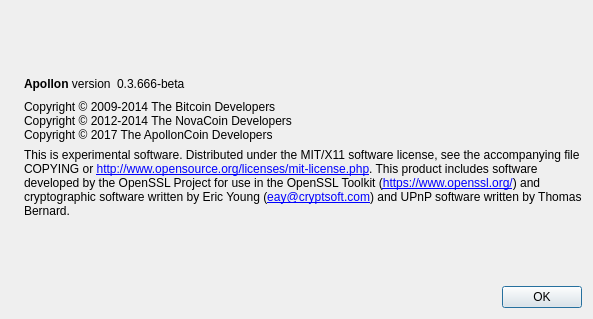
Qwoyn/Qwoyn_MN, file src/qt/forms/aboutdialog.ui: the form before one commit.
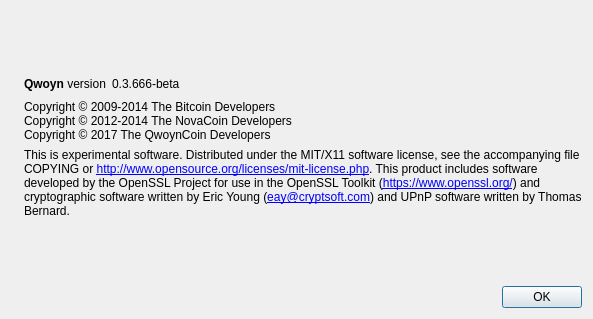
The form after the commit. Icons and pictures are not drawn.

Diff of the .ui file:
```diff
--- a/src/qt/forms/aboutdialog.ui
+++ b/src/qt/forms/aboutdialog.ui
@@ -50,7 +50,7 @@
           <cursorShape>IBeamCursor</cursorShape>
          </property>
          <property name="text">
-          <string>&lt;b&gt;Apollon&lt;/b&gt; version</string>
+          <string>&lt;b&gt;Qwoyn&lt;/b&gt; version</string>
          </property>
          <property name="textInteractionFlags">
           <set>Qt::LinksAccessibleByMouse|Qt::TextSelectableByKeyboard|Qt::TextSelectableByMouse</set>
@@ -93,7 +93,7 @@
        <property name="text">
         <string>Copyright © 2009-2014 The Bitcoin Developers
 Copyright © 2012-2014 The NovaCoin Developers
-Copyright © 2017 The ApollonCoin Developers</string>
+Copyright © 2017 The QwoynCoin Developers</string>
        </property>
        <property name="textInteractionFlags">
         <set>Qt::LinksAccessibleByMouse|Qt::TextSelectableByKeyboard|Qt::TextSelectableByMouse</set>
```
Left out of the diff: 2 changed lines with no effect on the pictures.
